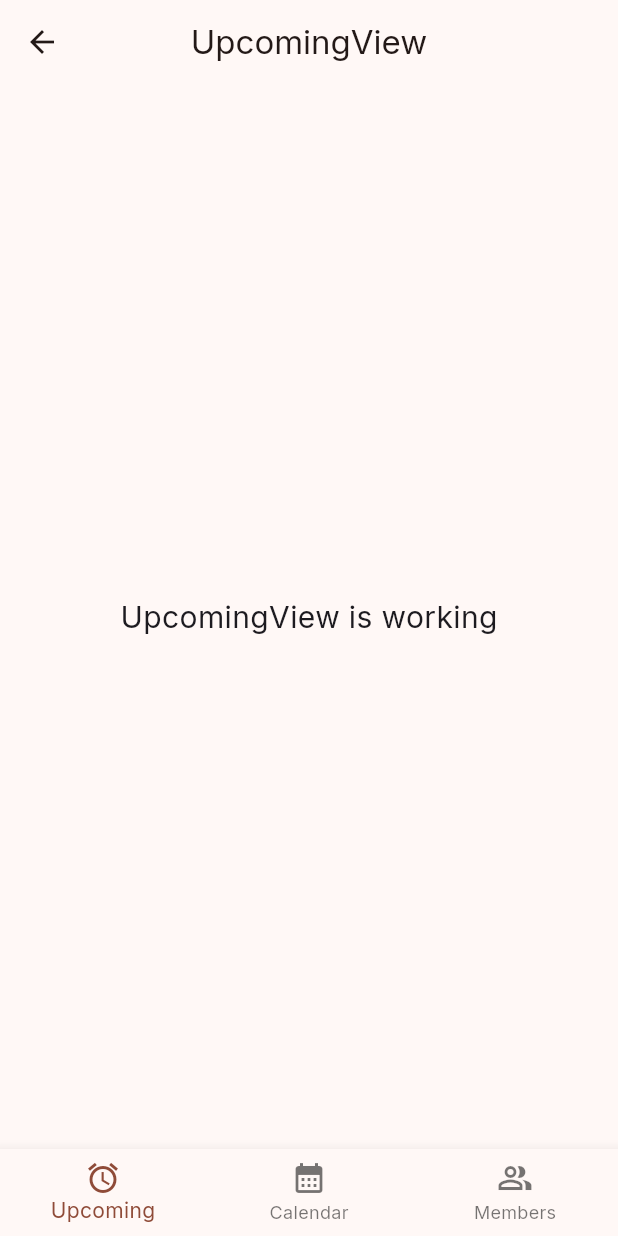
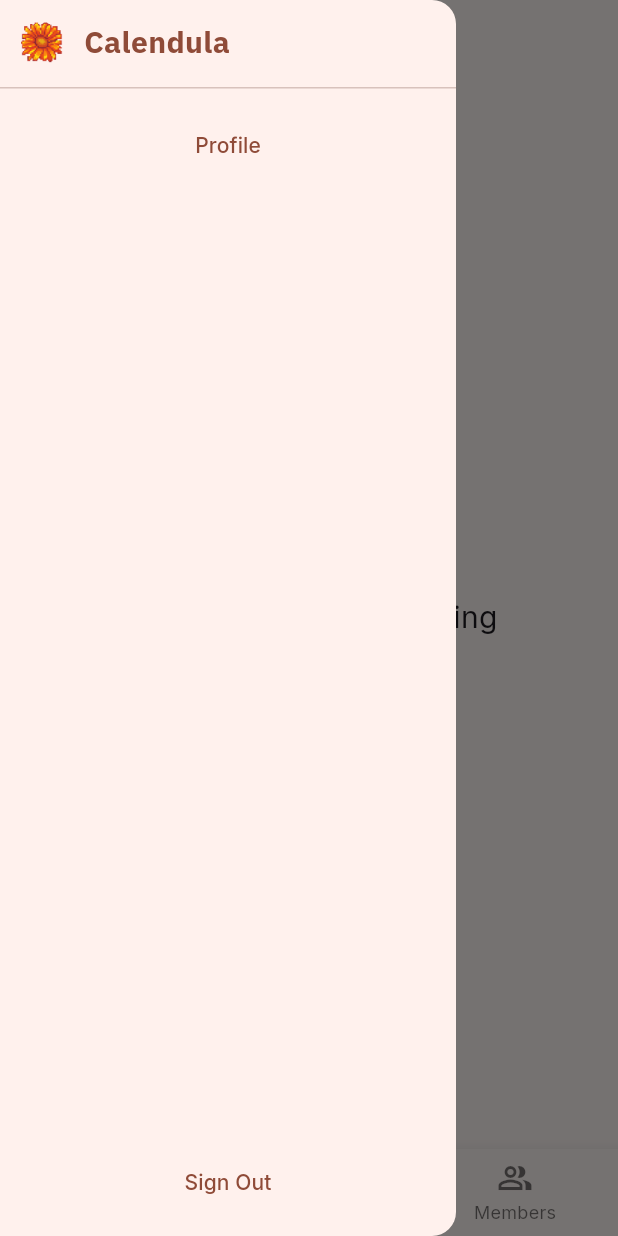
Before and after one commit to amka/calendula-app, a Flutter app: the HomeView screen opened by its route, with the side drawer open (before the commit the screen has no drawer), on a phone screen of 412 x 824 dp. Run offline on Flutter 3.47's test engine with Material 3 defaults, Android fonts, the light colour scheme and no system bars; our stand-ins replace appwrite, flutter_tabler_icons, get, get_storage, google_fonts; accounts and stored records are empty; network calls fail.

Commit message:
Add global Sidebar

```diff
--- a/lib/app/controllers/appstate_controller.dart
+++ b/lib/app/controllers/appstate_controller.dart
@@ -1,9 +1,11 @@
+import 'package:flutter/material.dart';
 import 'package:get/get.dart';
 
 class AppstateController extends GetxController {
   final pageIndex = 0.obs;
+  final sidebarOpen = false.obs;
 
-  final count = 0.obs;
+
   @override
   void onInit() {
     super.onInit();
@@ -20,4 +22,6 @@ class AppstateController extends GetxController {
   }
 
   void setPageIndex(int index) => pageIndex.value = index;
+
+  void toggleSidebar() => sidebarOpen.value = !sidebarOpen.value;
 }
--- a/lib/app/modules/home/views/home_view.dart
+++ b/lib/app/modules/home/views/home_view.dart
@@ -1,8 +1,8 @@
 import 'package:flutter/material.dart';
-
 import 'package:get/get.dart';
 
 import '../../../controllers/appstate_controller.dart';
+import '../../../widgets/sidebar/sidebar.dart';
 import '../../calendar/controllers/calendar_controller.dart';
 import '../../calendar/views/calendar_view.dart';
 import '../../members/controllers/members_controller.dart';
@@ -38,7 +38,7 @@ class HomeView extends GetView<HomeController> {
             GetBuilder(
               init: MembersController(),
               builder: (GetxController controller) {
-                return const MembersView();
+                return MembersView();
               },
             )
           ],
@@ -48,6 +48,7 @@ class HomeView extends GetView<HomeController> {
         () => BottomNavigationBar(
           currentIndex: appState.pageIndex.value,
           onTap: appState.setPageIndex,
+          backgroundColor: Theme.of(context).colorScheme.background,
           items: const [
             BottomNavigationBarItem(
               label: 'Upcoming',
@@ -60,10 +61,11 @@ class HomeView extends GetView<HomeController> {
             BottomNavigationBarItem(
               label: 'Members',
               icon: Icon(Icons.people_alt_outlined),
-            )
+            ),
           ],
         ),
       ),
+      drawer: Sidebar(),
     );
   }
 }
--- a/lib/app/modules/upcoming/views/upcoming_view.dart
+++ b/lib/app/modules/upcoming/views/upcoming_view.dart
@@ -1,7 +1,9 @@
 import 'package:flutter/material.dart';
+import 'package:flutter_tabler_icons/flutter_tabler_icons.dart';
 
 import 'package:get/get.dart';
 
+import '../../../widgets/sidebar/sidebar.dart';
 import '../controllers/upcoming_controller.dart';
 
 class UpcomingView extends GetView<UpcomingController> {
@@ -12,13 +14,19 @@ class UpcomingView extends GetView<UpcomingController> {
       appBar: AppBar(
         title: const Text('UpcomingView'),
         centerTitle: true,
+        leading: IconButton(
+          onPressed: () {
+            Scaffold.of(context).openDrawer();
+          },
+          icon: const Icon(TablerIcons.menu),
+        ),
       ),
       body: const Center(
         child: Text(
           'UpcomingView is working',
           style: TextStyle(fontSize: 20),
         ),
-      ),
+      )
     );
   }
 }
--- a/lib/app/routes/app_pages.dart
+++ b/lib/app/routes/app_pages.dart
@@ -8,6 +8,8 @@ import '../modules/leaves/bindings/leaves_binding.dart';
 import '../modules/leaves/views/leaves_view.dart';
 import '../modules/members/bindings/members_binding.dart';
 import '../modules/members/views/members_view.dart';
+import '../modules/profile/bindings/profile_binding.dart';
+import '../modules/profile/views/profile_view.dart';
 import '../modules/signin/bindings/signin_binding.dart';
 import '../modules/signin/views/signin_view.dart';
 import '../modules/signup/bindings/signup_binding.dart';
@@ -65,5 +67,10 @@ class AppPages {
       page: () => const UpcomingView(),
       binding: UpcomingBinding(),
     ),
+    GetPage(
+      name: _Paths.PROFILE,
+      page: () => const ProfileView(),
+      binding: ProfileBinding(),
+    ),
   ];
 }
--- a/lib/app/routes/app_routes.dart
+++ b/lib/app/routes/app_routes.dart
@@ -11,6 +11,7 @@ abstract class Routes {
   static const UPCOMING = _Paths.UPCOMING;
   static const MEMBERS = _Paths.MEMBERS;
   static const CALENDAR = _Paths.CALENDAR;
+  static const PROFILE = _Paths.PROFILE;
 }
 
 abstract class _Paths {
@@ -23,4 +24,5 @@ abstract class _Paths {
   static const UPCOMING = '/upcoming';
   static const MEMBERS = '/members';
   static const CALENDAR = '/calendar';
+  static const PROFILE = '/profile';
 }
--- /dev/null
+++ b/lib/app/widgets/sidebar/controller.dart
@@ -0,0 +1,33 @@
+import 'package:appwrite/models.dart';
+import 'package:calendula/app/controllers/appstate_controller.dart';
+import 'package:get/get.dart';
+
+import '../../data/services/auth.dart';
+import '../../routes/app_pages.dart';
+
+class SidebarController extends GetxController {
+  final AuthService authService = Get.find();
+  final AppstateController appState = Get.find();
+
+  Rx<User?> get user => authService.user;
+
+  @override
+  void onInit() {
+    super.onInit();
+  }
+
+  @override
+  void onReady() {
+    super.onReady();
+  }
+
+  @override
+  void onClose() {
+    super.onClose();
+  }
+
+  Future signOut() async {
+    await authService.signOut();
+    Get.offAllNamed(Routes.SIGNIN);
+  }
+}
--- /dev/null
+++ b/lib/app/widgets/sidebar/sidebar.dart
@@ -0,0 +1,75 @@
+import 'package:flutter/material.dart';
+import 'package:get/get.dart';
+import 'package:google_fonts/google_fonts.dart';
+
+import '../../routes/app_pages.dart';
+import 'controller.dart';
+
+class Sidebar extends GetView<SidebarController> {
+  const Sidebar({super.key});
+
+  @override
+  Widget build(BuildContext context) {
+    return Drawer(
+      child: Column(
+        crossAxisAlignment: CrossAxisAlignment.start,
+        children: [
+          Padding(
+            padding: const EdgeInsets.all(12.0),
+            child: Row(
+              mainAxisAlignment: MainAxisAlignment.start,
+              children: [
+                Image.asset(
+                  'assets/images/logo.png',
+                  width: 32,
+                  height: 32,
+                ),
+                const SizedBox(width: 12),
+                Text(
+                  'Calendula',
+                  style: GoogleFonts.ibmPlexSans(
+                      fontSize: 20,
+                      fontWeight: FontWeight.bold,
+                      color: Theme.of(context).colorScheme.primary),
+                ),
+              ],
+            ),
+          ),
+          const Divider(
+            height: 5,
+          ),
+          Padding(
+            padding: const EdgeInsets.all(12.0),
+            child: SizedBox(
+              width: double.infinity,
+              child: TextButton(
+                onPressed: () => Get.toNamed(Routes.PROFILE),
+                child: const Text('Profile'),
+              ),
+            ),
+          ),
+          // controller.user.value != null
+          //     ? Padding(
+          //       padding: const EdgeInsets.all(12.0),
+          //       child: Text(
+          //           controller.user.value!.email,
+          //           style: Theme.of(context).textTheme.bodyMedium,
+          //         ),
+          //     )
+          //     : const SizedBox.shrink(),
+          const Spacer(),
+          Padding(
+            padding: const EdgeInsets.all(12.0),
+            child: SizedBox(
+              width: double.infinity,
+              child: TextButton(
+                onPressed: controller.signOut,
+                child: const Text('Sign Out'),
+              ),
+            ),
+          )
+        ],
+      ),
+    );
+  }
+}
--- a/lib/main.dart
+++ b/lib/main.dart
@@ -9,6 +9,7 @@ import 'app/controllers/appstate_controller.dart';
 import 'app/data/providers/appwrite.dart';
 import 'app/data/services/auth.dart';
 import 'app/routes/app_pages.dart';
+import 'app/widgets/sidebar/controller.dart';
 
 void main() async {
   WidgetsFlutterBinding.ensureInitialized();
@@ -52,6 +53,7 @@ Future initServices() async {
     locale: Get.deviceLocale?.languageCode ?? 'en-Us',
   );
 
-  Get.lazyPut(() => AuthService(provider: provider));
   Get.put(AppstateController());
+  Get.put(AuthService(provider: provider));
+  Get.put(SidebarController());
 }
```
Also changed, not shown: lib/app/modules/calendar/views/calendar_view.dart (+15 -1 lines), lib/app/modules/members/views/members_view.dart (+16 -1 lines), lib/app/modules/profile/bindings/profile_binding.dart (added, +12 -0 lines), lib/app/modules/profile/controllers/profile_controller.dart (added, +23 -0 lines), lib/app/modules/profile/views/profile_view.dart (added, +24 -0 lines).
